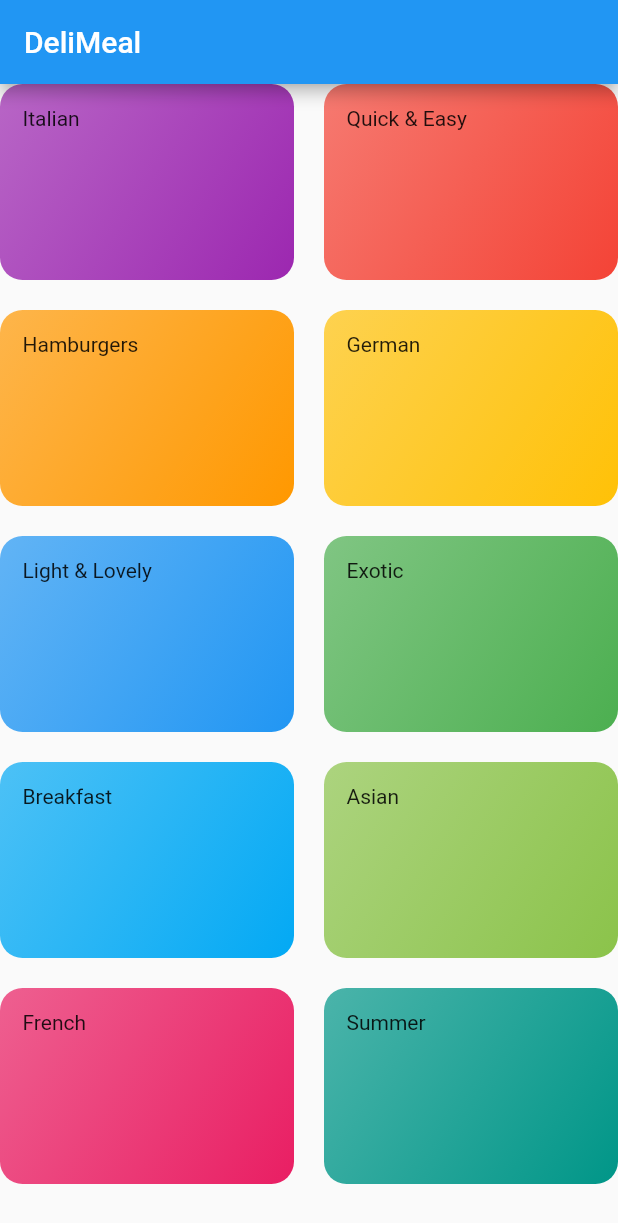
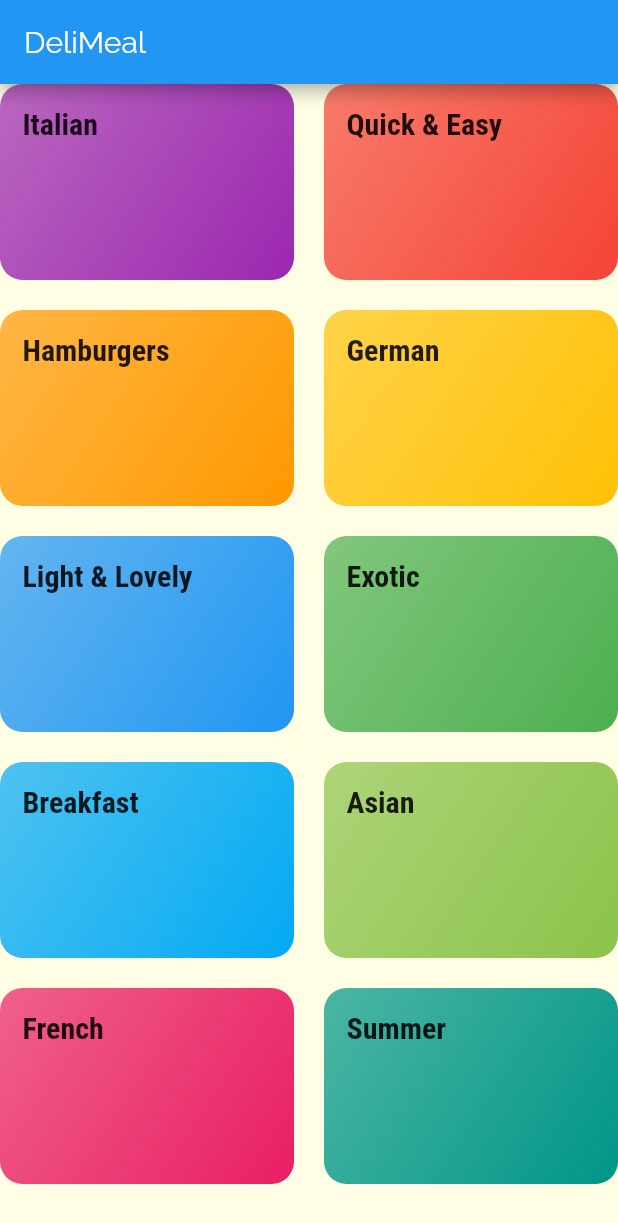
Before and after one commit to manujgrover71/MealsApp_flutter, a Flutter app: the screen it shows after launch, on a phone screen of 412 x 824 dp. Shown: the top 1223 px of the screen. Run offline on Flutter 3.47's test engine with Material 2 defaults, Android fonts, the phone set to English and light mode, and no system bars.

Commit message:
added fonts and navigation using push method

```diff
--- a/lib/categories_screen.dart
+++ b/lib/categories_screen.dart
@@ -12,7 +12,7 @@ class CategoriesScreen extends StatelessWidget {
       ),
       body: GridView(
         children: DUMMY_CATEGORIES.map((item) {
-          return CategoryItem(item.title, item.color);
+          return CategoryItem(item.id, item.title, item.color);
         }).toList(),
         gridDelegate: SliverGridDelegateWithMaxCrossAxisExtent(
           maxCrossAxisExtent: 200,
--- a/lib/category_item.dart
+++ b/lib/category_item.dart
@@ -1,16 +1,36 @@
 import 'package:flutter/material.dart';
+
+import './catergory_meals_screen.dart';
 
 class CategoryItem extends StatelessWidget {
   final String title;
   final Color color;
+  final String id;
 
-  CategoryItem(this.title, this.color);
+  CategoryItem(this.id, this.title, this.color);
+
+  void selectCategory(BuildContext ctx) {
+    Navigator.of(ctx).push(
+      MaterialPageRoute(
+        builder: (_) {
+          return CategoryMealsScreen(id, title);
+        },
+      ),
+    );
+  }
 
   @override
   Widget build(BuildContext context) {
-    return Container(
+    return InkWell(
+      onTap: () => selectCategory(context),
+      splashColor: Theme.of(context).primaryColor,
+      borderRadius: BorderRadius.circular(15),
+      child: Container(
         padding: const EdgeInsets.all(15),
-      child: Text(title),
+        child: Text(
+          title,
+          style: Theme.of(context).textTheme.title,
+        ),
         decoration: BoxDecoration(
           gradient: LinearGradient(
             colors: [
@@ -22,6 +42,7 @@ class CategoryItem extends StatelessWidget {
           ),
           borderRadius: BorderRadius.circular(15),
         ),
+      ),
     );
   }
 }
--- a/lib/main.dart
+++ b/lib/main.dart
@@ -1,6 +1,7 @@
 import 'package:flutter/material.dart';
 
 import 'categories_screen.dart';
+
 void main() => runApp(MyApp());
 
 class MyApp extends StatelessWidget {
@@ -10,6 +11,22 @@ class MyApp extends StatelessWidget {
       title: 'DeliMeals',
       theme: ThemeData(
         primarySwatch: Colors.blue,
+        accentColor: Colors.yellow[500],
+        canvasColor: Color.fromRGBO(255, 254, 229, 1),
+        fontFamily: 'Raleway',
+        textTheme: ThemeData.light().textTheme.copyWith(
+              body1: TextStyle(
+                color: Color.fromRGBO(20, 51, 51, 1),
+              ),
+              body2: TextStyle(
+                color: Color.fromRGBO(20, 51, 51, 1),
+              ),
+              title: TextStyle(
+                fontSize: 20,
+                fontFamily: 'RobotoCondensed',
+                fontWeight: FontWeight.bold,
+              )
+            ),
       ),
       home: CategoriesScreen(),
     );
```
Also changed, not shown: lib/catergory_meals_screen.dart (added, +20 -0 lines), pubspec.yaml (+19 -6 lines), assets/fonts/Raleway-Black.ttf (added), assets/fonts/Raleway-Bold.ttf (added), assets/fonts/Raleway-Regular.ttf (added), assets/fonts/RobotoCondensed-Bold.ttf (added), assets/fonts/RobotoCondensed-Italic.ttf (added), assets/fonts/RobotoCondensed-Light.ttf (added), assets/fonts/RobotoCondensed-Regular.ttf (added). Lines whose indentation alone changed are shown as unchanged.
